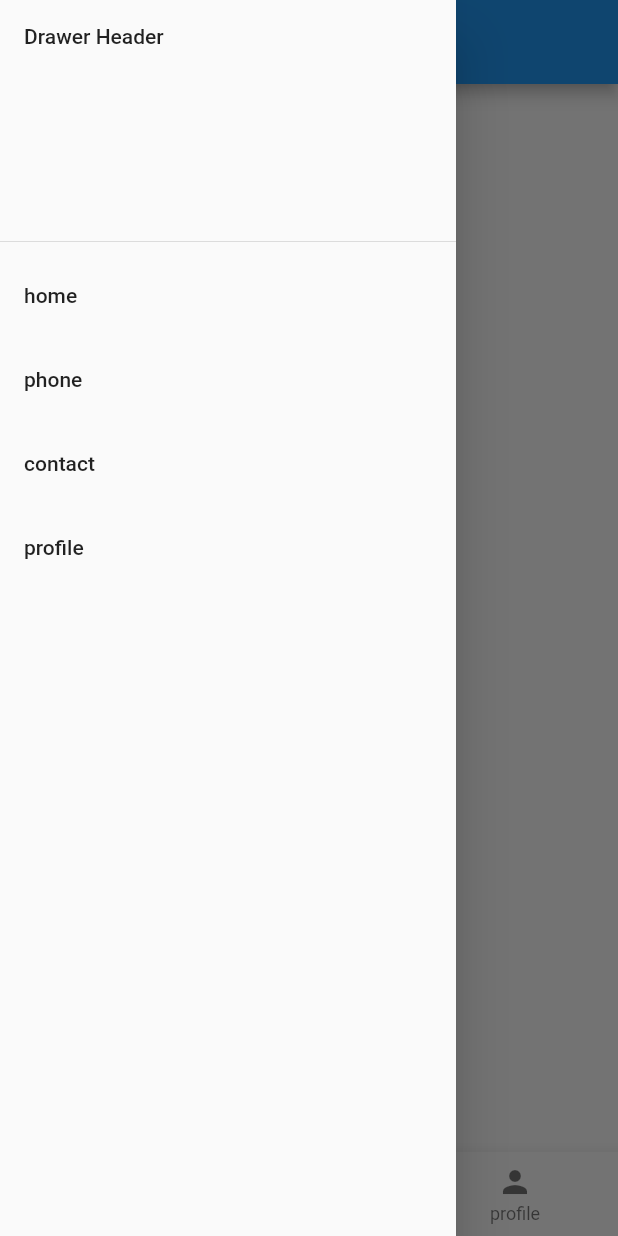
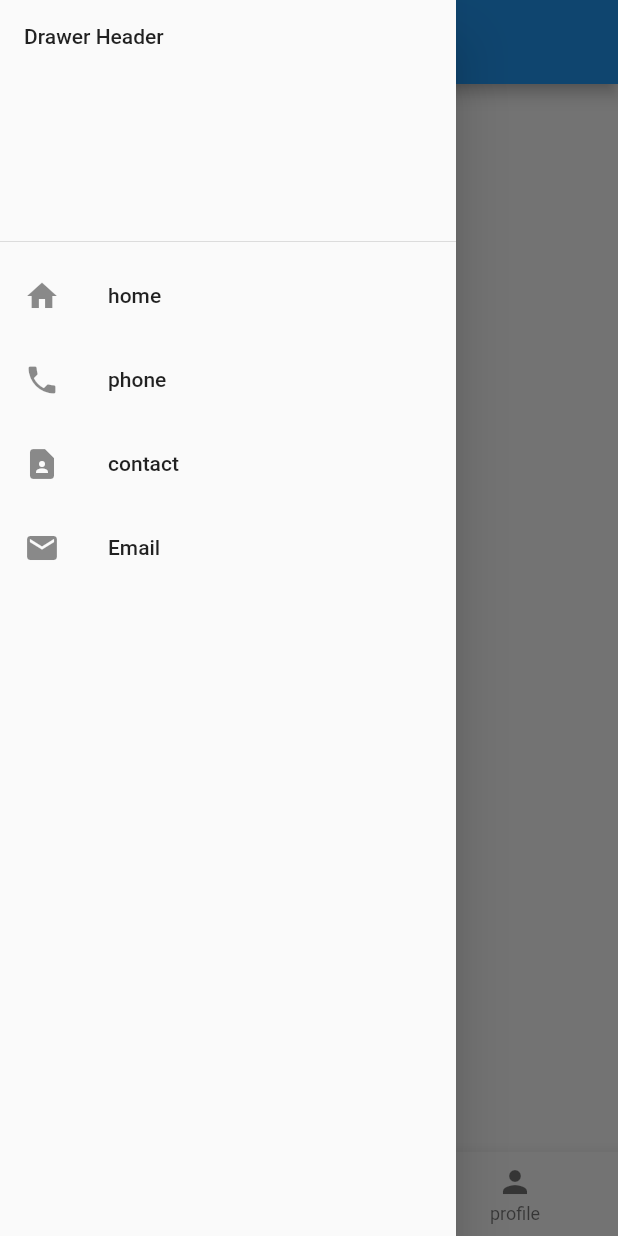
Before and after one commit to sazzad700/simple_flutter_app_with_bottomNavigation_and_drawer-, a Flutter app: the screen it shows after launch, with the side drawer open, on a phone screen of 412 x 824 dp. Run offline on Flutter 3.47's test engine with Material 2 defaults, Android fonts, the phone set to English and light mode, and no system bars.

Commit message:
added Icon and snackBar in  Navigationdrawer listTile

```diff
--- a/lib/main.dart
+++ b/lib/main.dart
@@ -48,13 +48,37 @@ class HomeActivity extends StatelessWidget{
      ) ,
       drawer: Drawer(
         child:  ListView(
-          children:const [
+          children: [
             DrawerHeader(child: Text("Drawer Header")),
 
-            ListTile(title: Text("home")),
-            ListTile(title: Text("phone")),
-            ListTile(title: Text("contact")),
-            ListTile(title: Text("profile")),
+             ListTile(
+                leading: Icon(Icons.home),
+                title: Text("home"),
+                onTap: (){
+                  Mysnackbar("Home",context );
+                },
+              ),
+            ListTile(
+              title: Text("phone"),
+              leading: Icon(Icons.phone),
+              onTap: (){
+                Mysnackbar("Phone",context );
+              },
+            ),
+            ListTile(
+              title: Text("contact"),
+              leading: Icon(Icons.contact_page),
+              onTap: (){
+                Mysnackbar("contact",context );
+              },
+            ),
+            ListTile(
+              title: Text("Email"),
+              leading: Icon(Icons.email),
+              onTap: (){
+                Mysnackbar("Email",context );
+              },
+            ),
           ],
         ),
       ),
```
